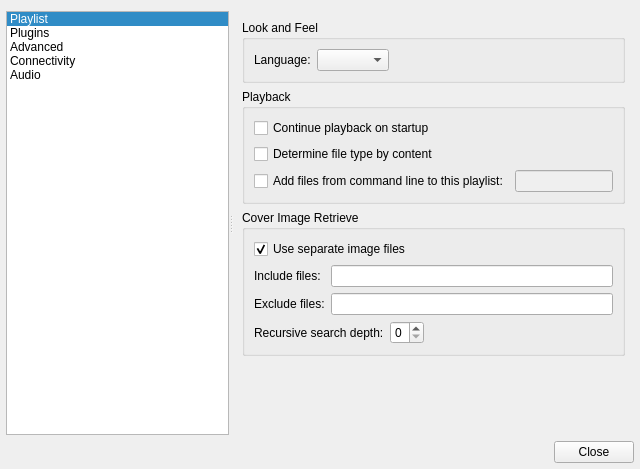
ksv1986/qmmp-staging, file src/qmmpui/forms/configdialog.ui: the form before one commit.
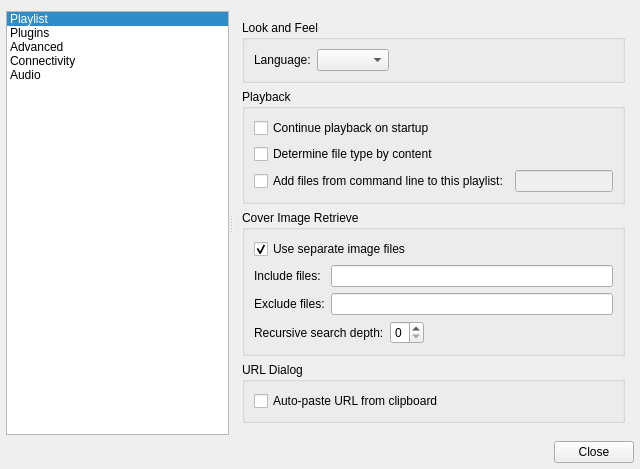
The form after the commit. The open tabs and pages were chosen to show the change. Icons and pictures are not drawn.

Commit message: moved URL dialog settings

The edit to the form file:
```diff
--- a/src/qmmpui/forms/configdialog.ui
+++ b/src/qmmpui/forms/configdialog.ui
@@ -324,7 +324,7 @@
        </layout>
       </widget>
       <widget class="QWidget" name="page_2">
-       <layout class="QVBoxLayout" name="verticalLayout_3">
+       <layout class="QVBoxLayout" name="verticalLayout_5">
         <item>
          <widget class="QGroupBox" name="groupBox">
           <property name="title">
@@ -474,6 +474,22 @@
           </layout>
          </widget>
         </item>
+        <item>
+         <widget class="QGroupBox" name="groupBox_7">
+          <property name="title">
+           <string>URL Dialog</string>
+          </property>
+          <layout class="QVBoxLayout" name="verticalLayout_3">
+           <item>
+            <widget class="QCheckBox" name="clipboardCheckBox">
+             <property name="text">
+              <string>Auto-paste URL from clipboard</string>
+             </property>
+            </widget>
+           </item>
+          </layout>
+         </widget>
+        </item>
         <item>
          <spacer name="verticalSpacer_3">
           <property name="orientation">
```
The commit also changes 43 other files.
